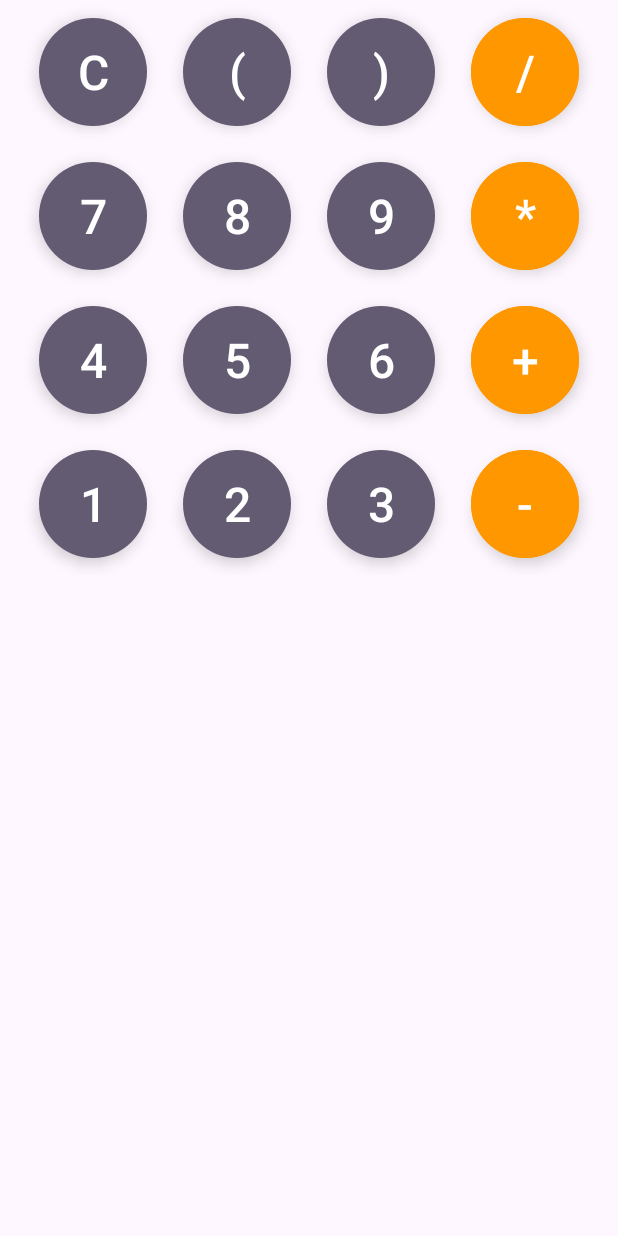
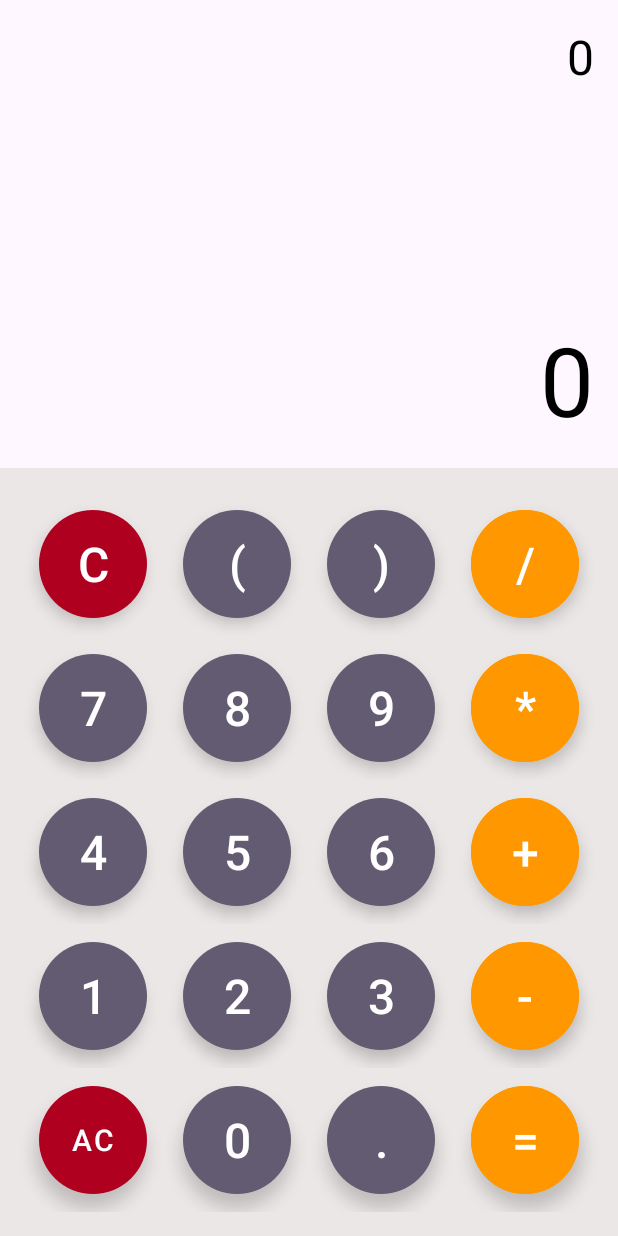
Before and after one commit to RaveenDissanayaka/Calculater-App-UWU-PGU-MIT-23-105, an Android app: the screen it shows after launch (MainActivity), on a phone screen of 412 x 824 dp. Run offline under Robolectric (Android 15) with nearby library versions, the phone set to English and light mode, and no system bars.

Commit message:
layout update 03

```diff
--- a/app/build.gradle.kts
+++ b/app/build.gradle.kts
@@ -4,12 +4,12 @@ plugins {
 
 android {
     namespace = "com.example.calculater_app_mit_105"
-    compileSdk = 33
+    compileSdk = 34
 
     defaultConfig {
         applicationId = "com.example.calculater_app_mit_105"
         minSdk = 24
-        targetSdk = 33
+        targetSdk = 34
         versionCode = 1
         versionName = "1.0"
 
--- a/app/src/main/res/layout/activity_main.xml
+++ b/app/src/main/res/layout/activity_main.xml
@@ -6,11 +6,38 @@
     android:layout_height="match_parent"
     tools:context=".MainActivity">
 
+    <TextView
+        android:layout_width="match_parent"
+        android:layout_height="match_parent"
+        android:id="@+id/solution_tv"
+        android:text="0"
+        android:textSize="32dp"
+        android:textAlignment="textEnd"
+        android:textColor="@color/black"
+        android:layout_above="@id/result_tv"
+        android:layout_margin="16dp"
+        />
+
+    <TextView
+        android:layout_width="match_parent"
+        android:layout_height="wrap_content"
+        android:id="@+id/result_tv"
+        android:text="0"
+        android:textSize="64dp"
+        android:textAlignment="textEnd"
+        android:textColor="@color/black"
+        android:layout_above="@id/buttons_layout"
+        android:layout_margin="16dp"
+        />
+
 <LinearLayout
     android:layout_width="match_parent"
     android:layout_height="wrap_content"
     android:id="@+id/buttons_layout"
-    android:orientation="vertical">
+    android:orientation="vertical"
+    android:layout_alignParentBottom="true"
+    android:background="#ECE7E7"
+    android:paddingVertical="16dp">
 
     <!-- First Buttons Line-->
     <LinearLayout
@@ -28,6 +55,7 @@
             android:textColor="@color/white"
             android:layout_margin="12dp"
             android:id="@+id/button_c"
+            app:backgroundTint="@color/design_default_color_error"
             android:text="C" />
         <com.google.android.material.button.MaterialButton
             android:layout_width="72dp"
@@ -190,7 +218,7 @@
             android:textSize="32dp"
             android:textColor="@color/white"
             android:layout_margin="12dp"
-            android:id="@+id/button2"
+            android:id="@+id/button_2"
             android:text="2" />
         <com.google.android.material.button.MaterialButton
             android:layout_width="72dp"
@@ -216,6 +244,58 @@
 
     </LinearLayout>
 
+    <!-- Fifth Buttons Line-->
+    <LinearLayout
+        android:layout_width="match_parent"
+        android:layout_height="wrap_content"
+        android:gravity="center"
+        android:orientation="horizontal">
+
+        <com.google.android.material.button.MaterialButton
+            android:layout_width="72dp"
+            android:layout_height="72dp"
+            app:cornerRadius="36dp"
+            style="@style/Widget.MaterialComponents.ExtendedFloatingActionButton"
+            android:textSize="20dp"
+            android:textColor="@color/white"
+            android:layout_margin="12dp"
+            android:id="@+id/button_ac"
+            app:backgroundTint="@color/design_default_color_error"
+            android:text="AC" />
+        <com.google.android.material.button.MaterialButton
+            android:layout_width="72dp"
+            android:layout_height="72dp"
+            app:cornerRadius="36dp"
+            style="@style/Widget.MaterialComponents.ExtendedFloatingActionButton"
+            android:textSize="32dp"
+            android:textColor="@color/white"
+            android:layout_margin="12dp"
+            android:id="@+id/button_0"
+            android:text="0" />
+        <com.google.android.material.button.MaterialButton
+            android:layout_width="72dp"
+            android:layout_height="72dp"
+            app:cornerRadius="36dp"
+            style="@style/Widget.MaterialComponents.ExtendedFloatingActionButton"
+            android:textSize="32dp"
+            android:textColor="@color/white"
+            android:layout_margin="12dp"
+            android:id="@+id/button_dot"
+            android:text="." />
+        <com.google.android.material.button.MaterialButton
+            android:layout_width="72dp"
+            android:layout_height="72dp"
+            app:cornerRadius="36dp"
+            style="@style/Widget.MaterialComponents.ExtendedFloatingActionButton"
+            android:textSize="32dp"
+            android:textColor="@color/white"
+            android:layout_margin="12dp"
+            android:id="@+id/button_equal"
+            android:backgroundTint="#FF9800"
+            android:text="=" />
+
+    </LinearLayout>
+
 
 
 </LinearLayout>
```
